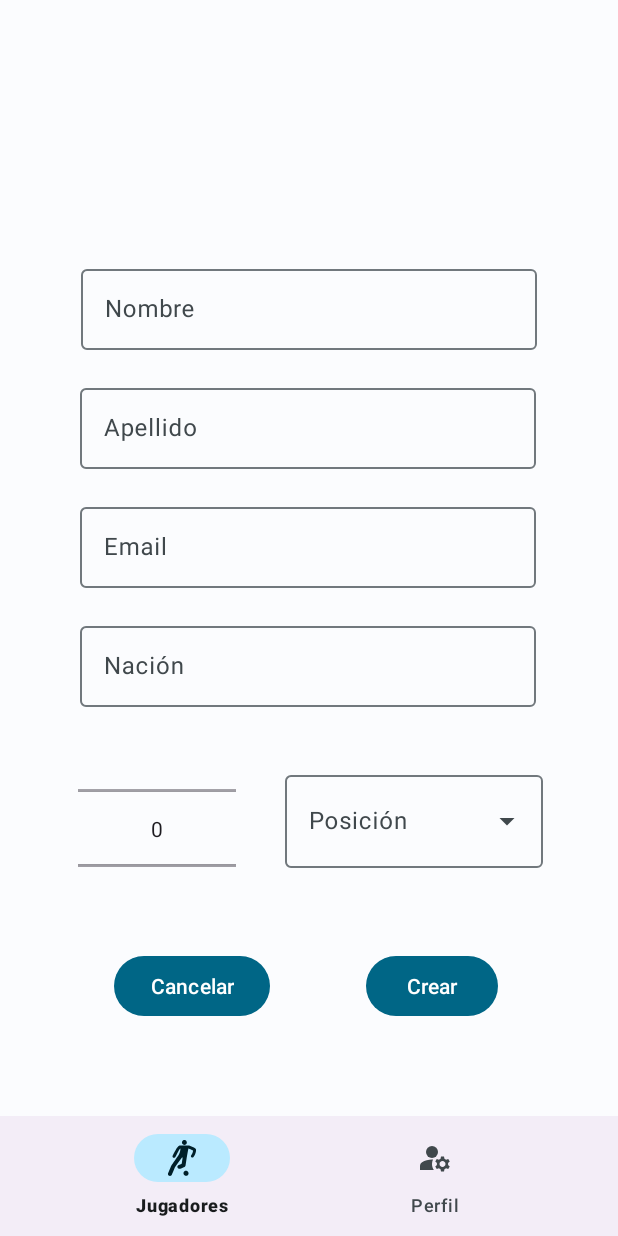
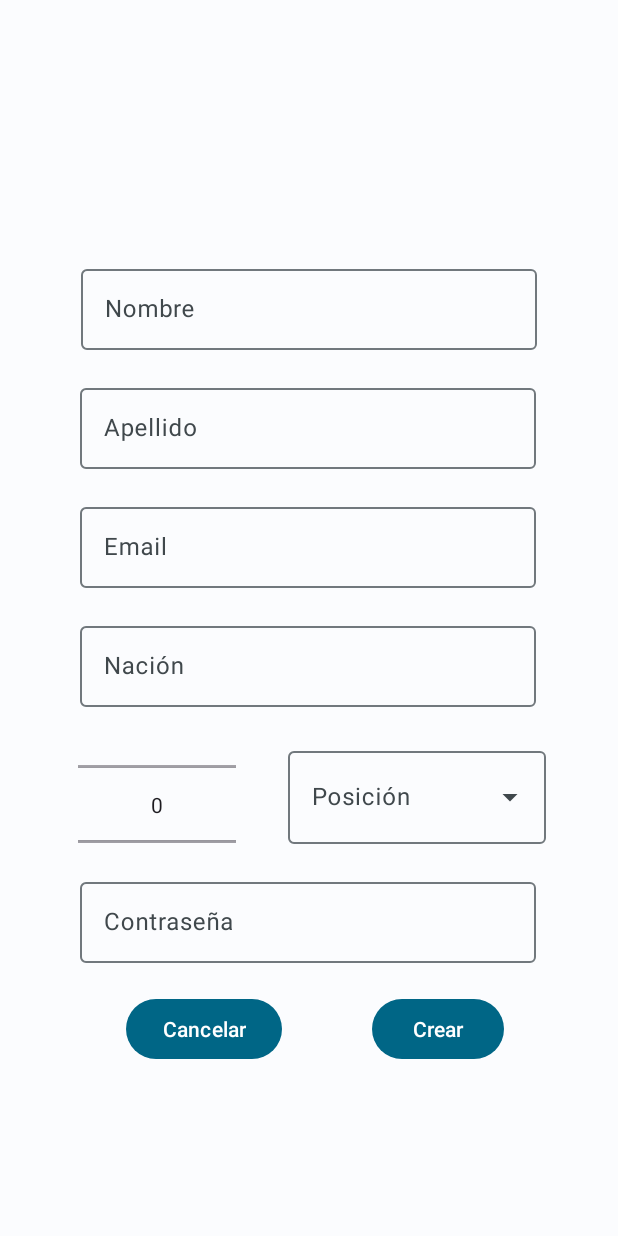
Before and after one commit to squadMe-Proyect/SquadMe-Android, an Android app: the PlayerCreationFragment screen opened through its navigation route, on a phone screen of 412 x 824 dp. Run offline under Robolectric (Android 15) with nearby library versions, the phone set to English and light mode, and no system bars; our stand-ins replace Dagger/Hilt's generated code, Firebase (no records; nobody signed in at launch, a user with empty details on screens opened directly), navigation-ui.

Commit message:
Creación de jugadores

```diff
--- a/app/src/main/java/com/example/squadme/MainActivity/MainActivity.kt
+++ b/app/src/main/java/com/example/squadme/MainActivity/MainActivity.kt
@@ -2,6 +2,7 @@ package com.example.squadme.MainActivity
 
 import androidx.appcompat.app.AppCompatActivity
 import android.os.Bundle
+import android.view.View
 import androidx.navigation.NavController
 import androidx.navigation.fragment.NavHostFragment
 import androidx.navigation.ui.AppBarConfiguration
@@ -25,6 +26,14 @@ class MainActivity : AppCompatActivity() {
         val navHostController = supportFragmentManager.findFragmentById(R.id.nav_host_fragment) as NavHostFragment
         navController = navHostController.navController
 
+        navController.addOnDestinationChangedListener {
+                _, destination,_ ->
+            when(destination.id){
+                R.id.cameraPreviewFragment, R.id.playerCreationFragment-> binding.navView.visibility = View.GONE
+                else ->  binding.navView.visibility = View.VISIBLE
+            }
+        }
+
         appBarConfiguration = AppBarConfiguration(
             setOf(
                 R.id.playerListFragment,
--- a/app/src/main/java/com/example/squadme/MainActivity/playerCreation/PlayerCreationFragment.kt
+++ b/app/src/main/java/com/example/squadme/MainActivity/playerCreation/PlayerCreationFragment.kt
@@ -1,28 +1,37 @@
 package com.example.squadme.MainActivity.playerCreation
 
+import android.content.ContentValues.TAG
 import android.net.Uri
 import android.os.Bundle
+import android.util.Log
 import androidx.fragment.app.Fragment
 import android.view.LayoutInflater
 import android.view.View
 import android.view.ViewGroup
 import android.widget.ArrayAdapter
 import android.widget.NumberPicker
+import android.widget.Toast
 import androidx.navigation.fragment.findNavController
 import com.example.squadme.R
+import com.example.squadme.data.Models.Player
 import com.example.squadme.databinding.FragmentPlayerCreationBinding
+import com.google.firebase.auth.FirebaseAuth
+import com.google.firebase.auth.FirebaseUser
+import com.google.firebase.auth.ktx.auth
+import com.google.firebase.firestore.ktx.firestore
+import com.google.firebase.ktx.Firebase
 import dagger.hilt.android.AndroidEntryPoint
 
 @AndroidEntryPoint
 class PlayerCreationFragment : Fragment() {
     private lateinit var binding: FragmentPlayerCreationBinding
-
-
+    private lateinit var firebaseAuth: FirebaseAuth
+    private val db = Firebase.firestore
 
 
     override fun onResume() {
         super.onResume()
-        val positions =resources.getStringArray(R.array.positions)
+        val positions = resources.getStringArray(R.array.positions)
         val arrayAdapter = ArrayAdapter(requireContext(), R.layout.dropdown_item, positions)
         binding.positionItem.setAdapter(arrayAdapter)
     }
@@ -39,6 +48,24 @@ class PlayerCreationFragment : Fragment() {
     override fun onViewCreated(view: View, savedInstanceState: Bundle?) {
         super.onViewCreated(view, savedInstanceState)
 
+
+        firebaseAuth = Firebase.auth
+        val currentUser: FirebaseUser? = firebaseAuth.currentUser
+
+        var teamName:String? = ""
+
+        // Verifica si el usuario está autenticado
+        if (currentUser != null) {
+            val uid = currentUser.uid
+
+            db.collection("coaches").document(uid).get()
+                .addOnSuccessListener { document ->
+                    if (document != null) {
+                        teamName = document.getString("team")
+                    }
+                }
+
+
             val imageUri = arguments?.getString("imageUri")
             if (!imageUri.isNullOrEmpty()) {
                 // Convertir la URI a un objeto Uri
@@ -47,13 +74,65 @@ class PlayerCreationFragment : Fragment() {
 
 
 
-            binding.number.maxValue=50
-            binding.number.minValue=0
+                binding.number.maxValue = 50
+                binding.number.minValue = 0
 
                 binding.Cancelar.setOnClickListener {
                     findNavController().navigate(R.id.action_playerCreationFragment_to_playerListFragment)
                 }
+
+                binding.Crear.setOnClickListener {
+                    val coachId = firebaseAuth.currentUser?.uid
+                    val name = binding.nameInput.text.toString()
+                    val surname = binding.surnameInput.text.toString()
+                    val pictureUri = imageUri // Aquí deberías tener la URI de la imagen
+                    val email = binding.emailInput.text.toString()
+                    val nation = binding.nationInput.text.toString()
+                    val number = binding.number.value
+                    val position = binding.positionItem.text.toString()
+
+                    // Verificamos que todos los campos obligatorios estén llenos
+                    if (coachId != null && name.isNotEmpty() && surname.isNotEmpty() && pictureUri != null &&
+                        email.isNotEmpty() && nation.isNotEmpty()
+                    ) {
+                        // Creamos el objeto Player con los datos recolectados
+                        val player = Player(
+                            coachId = coachId,
+                            picture = pictureUri.toString(), // Convertimos la URI a String
+                            email = email,
+                            name = name,
+                            surname = surname,
+                            teamName = teamName?:"", // Debes obtener este valor correctamente del documento del entrenador
+                            nation = nation,
+                            numbers = number,
+                            position = position,
+                            goal = 0,
+                            assists = 0,
+                            yellowCards = 0,
+                            redCards = 0
+                        )
+
+                        // Llamamos a la función para crear el jugador en Firestore
+                        createPlayer(player)
                     }
                 }
+            }
+        }
+    }
+    private fun createPlayer(player: Player) {
+        // Agregamos el jugador a la colección "players" en Firestore
+        db.collection("players")
+            .add(player)
+            .addOnSuccessListener { documentReference ->
+                Log.d(TAG, "Jugador agregado con ID: ${documentReference.id}")
+                Toast.makeText(context, "Jugador creado exitosamente", Toast.LENGTH_SHORT)
+                    .show()
+                findNavController().navigate(R.id.action_playerCreationFragment_to_playerListFragment)
 
             }
+            .addOnFailureListener { e ->
+                Log.d(TAG, "Error al agregar jugador", e)
+                Toast.makeText(context, "Error al crear jugador", Toast.LENGTH_SHORT).show()
+            }
+    }
+}
--- a/app/src/main/java/com/example/squadme/data/Models/Player.kt
+++ b/app/src/main/java/com/example/squadme/data/Models/Player.kt
@@ -1,7 +1,6 @@
 package com.example.squadme.data.Models
 
 data class Player(
-    val id:String,
     val coachId:String,
     val picture: String,
     val email:String,
@@ -10,7 +9,7 @@ data class Player(
     val teamName:String,
     val nation:String,
     val numbers: Int,
-    val position: Position,
+    val position: String,
     val goal:Int,
     val assists: Int,
     val yellowCards: Int,
--- a/app/src/main/java/com/example/squadme/data/Models/Position.kt
+++ b/app/src/main/java/com/example/squadme/data/Models/Position.kt
@@ -1,7 +1,6 @@
 package com.example.squadme.data.Models
 
 enum class Position {
-
     GOALKEEPER,
     DEFENDER,
     MIDFIELDER,
--- a/app/src/main/res/layout/fragment_player_creation.xml
+++ b/app/src/main/res/layout/fragment_player_creation.xml
@@ -1,11 +1,11 @@
 <?xml version="1.0" encoding="utf-8"?>
-<androidx.constraintlayout.widget.ConstraintLayout xmlns:android="http://schemas.android.com/apk/res/android"
+<androidx.constraintlayout.widget.ConstraintLayout
+        xmlns:android="http://schemas.android.com/apk/res/android"
         xmlns:app="http://schemas.android.com/apk/res-auto"
         xmlns:tools="http://schemas.android.com/tools"
         android:layout_width="match_parent"
         android:layout_height="match_parent"
         tools:context=".MainActivity.playerCreation.PlayerCreationFragment">
-
 
         <ImageView
             android:id="@+id/photo"
@@ -97,12 +97,13 @@
 
         </com.google.android.material.textfield.TextInputLayout>
 
+
     <NumberPicker
         android:id="@+id/number"
         android:layout_width="105dp"
         android:layout_height="82dp"
         android:layout_marginStart="52dp"
-        android:layout_marginTop="40dp"
+        android:layout_marginTop="24dp"
         app:layout_constraintStart_toStartOf="parent"
         app:layout_constraintTop_toBottomOf="@+id/nation_label"></NumberPicker>
 
@@ -112,8 +113,8 @@
         style="@style/Widget.Material3.TextInputLayout.OutlinedBox.Dense.ExposedDropdownMenu"
         android:layout_width="172dp"
         android:layout_height="67dp"
-        android:layout_marginTop="40dp"
-        android:layout_marginEnd="50dp"
+        android:layout_marginTop="24dp"
+        android:layout_marginEnd="48dp"
         android:hint="Posición"
         app:layout_constraintEnd_toEndOf="parent"
         app:layout_constraintTop_toBottomOf="@+id/nation_label">
@@ -128,29 +129,45 @@
 
     </com.google.android.material.textfield.TextInputLayout>
 
+    <com.google.android.material.textfield.TextInputLayout
+            android:id="@+id/password_label"
+            android:layout_width="304dp"
+            android:layout_height="59dp"
+            android:layout_marginTop="20dp"
+            android:hint="Contraseña"
+            app:layout_constraintEnd_toEndOf="parent"
+            app:layout_constraintHorizontal_bias="0.495"
+            app:layout_constraintStart_toStartOf="parent"
+            app:layout_constraintTop_toBottomOf="@+id/position_label">
+
+            <com.google.android.material.textfield.TextInputEditText
+                android:id="@+id/password_input"
+                android:layout_width="match_parent"
+                android:layout_height="match_parent">
+
+            </com.google.android.material.textfield.TextInputEditText>
+        </com.google.android.material.textfield.TextInputLayout>
+
     <Button
         android:id="@+id/Crear"
         android:layout_width="wrap_content"
         android:layout_height="wrap_content"
-        android:layout_marginTop="40dp"
-        android:layout_marginEnd="80dp"
+        android:layout_marginTop="20dp"
+        android:layout_marginEnd="76dp"
         android:text="Crear"
         app:layout_constraintEnd_toEndOf="parent"
-        app:layout_constraintTop_toBottomOf="@+id/number"></Button>
+        app:layout_constraintTop_toBottomOf="@+id/password_label"></Button>
 
     <Button
         android:id="@+id/Cancelar"
         android:layout_width="wrap_content"
         android:layout_height="wrap_content"
-        android:layout_marginStart="76dp"
-        android:layout_marginTop="40dp"
+        android:layout_marginStart="84dp"
+        android:layout_marginTop="20dp"
         android:text="Cancelar"
         app:layout_constraintStart_toStartOf="parent"
-        app:layout_constraintTop_toBottomOf="@+id/number">
+        app:layout_constraintTop_toBottomOf="@+id/password_label">
 
     </Button>
 
-
-
-
 </androidx.constraintlayout.widget.ConstraintLayout>
```
Lines whose indentation alone changed are shown as unchanged.
